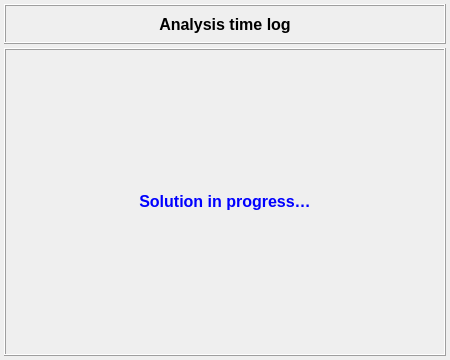
Qt form data/user_input/ui/analysis_/general_/run_analysis_input.ui (open-pulse/OpenPulse) before a commit.
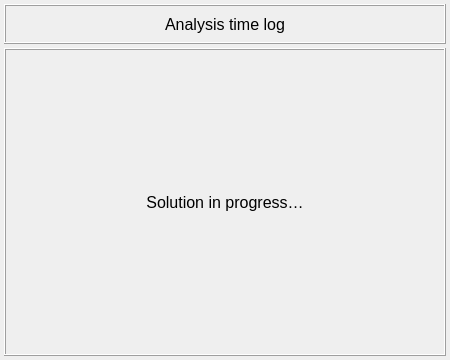
The same form after that commit. Icons and pictures are not drawn.

The edit to the form file:
```diff
--- a/data/user_input/ui/analysis_/general_/run_analysis_input.ui
+++ b/data/user_input/ui/analysis_/general_/run_analysis_input.ui
@@ -108,9 +108,9 @@
          <font>
           <family>MS Shell Dlg 2</family>
           <pointsize>12</pointsize>
-          <weight>75</weight>
+          <weight>50</weight>
           <italic>false</italic>
-          <bold>true</bold>
+          <bold>false</bold>
          </font>
         </property>
         <property name="text">
@@ -175,7 +175,7 @@
          <string notr="true"/>
         </property>
         <property name="text">
-         <string>&lt;html&gt;&lt;head/&gt;&lt;body&gt;&lt;p align=&quot;center&quot;&gt;&lt;span style=&quot; font-weight:600; color:#0000ff;&quot;&gt;Solution in progress…&lt;/span&gt;&lt;/p&gt;&lt;/body&gt;&lt;/html&gt;</string>
+         <string>Solution in progress…</string>
         </property>
         <property name="alignment">
          <set>Qt::AlignCenter</set>
```
